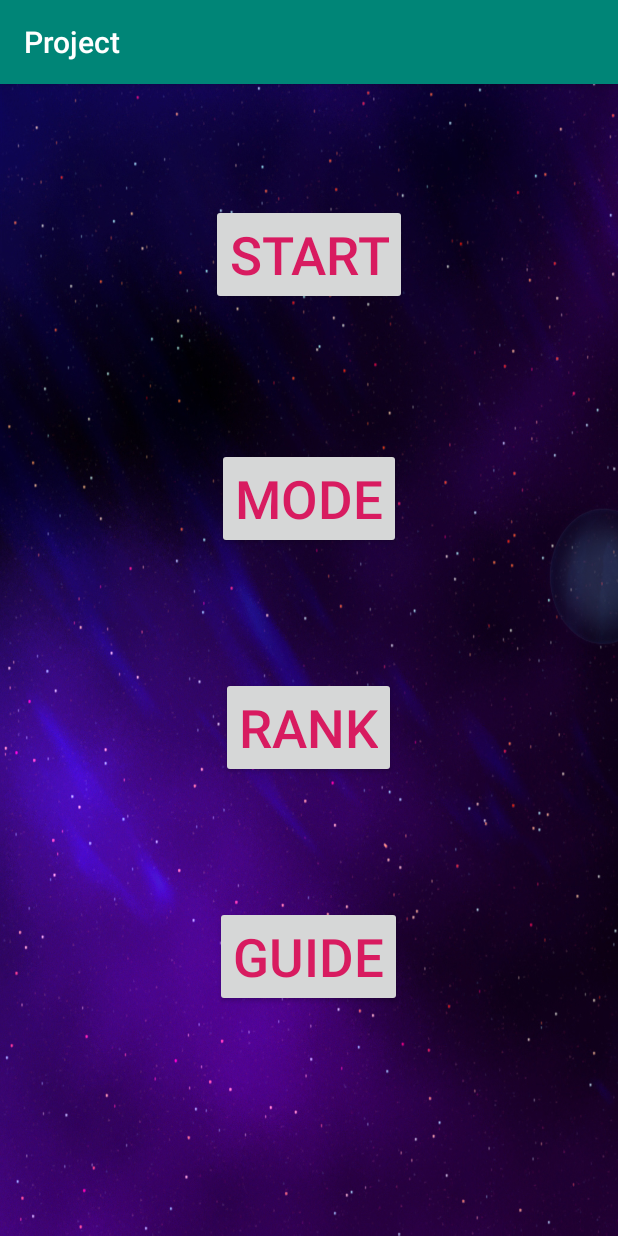
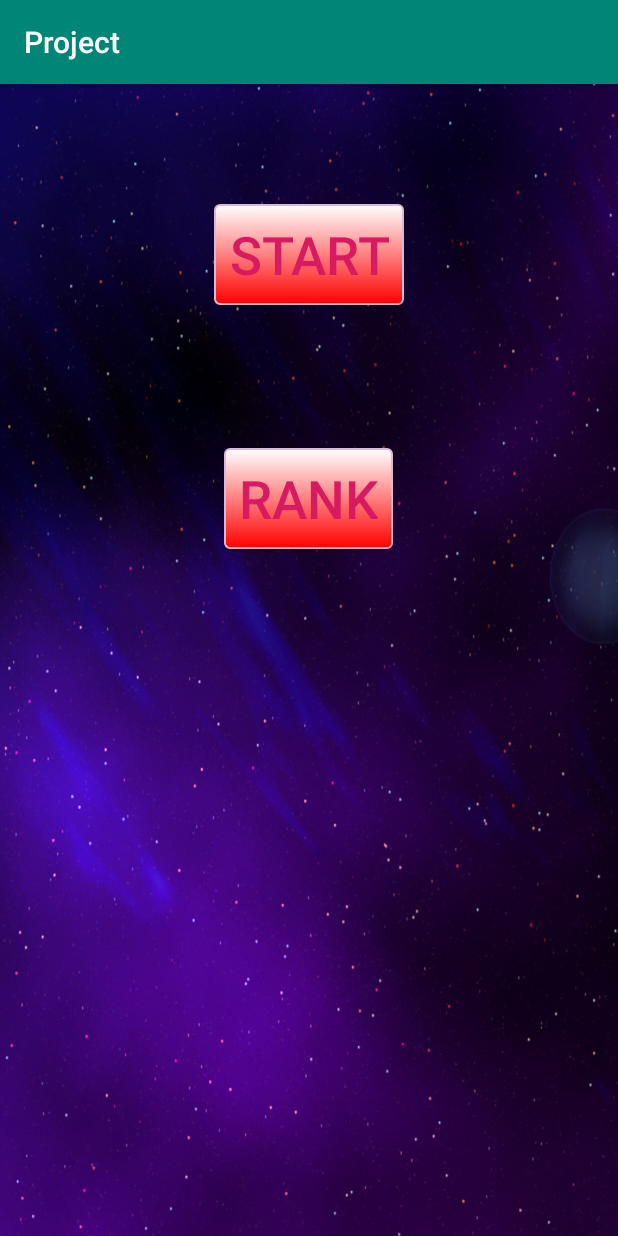
Before and after one commit to nhomltdd2/Project, an Android app: the screen it shows after launch (StartGame), on a phone screen of 412 x 824 dp. Run offline under Robolectric (Android 15) with nearby library versions, the light colour scheme and no system bars.

Commit message:
update source mới nhất

```diff
--- a/app/src/main/java/com/example/project/StartGame.java
+++ b/app/src/main/java/com/example/project/StartGame.java
@@ -9,9 +9,8 @@ import android.widget.Button;
 public class StartGame extends AppCompatActivity {
 
     private Button btnBatDau;
-    private Button btnHuongDan;
     private Button btnXepHang;
-    private Button btnChedo;
+
 
     @Override
     protected void onCreate(Bundle savedInstanceState) {
@@ -19,9 +18,8 @@ public class StartGame extends AppCompatActivity {
         setContentView(R.layout.start);
 
         btnBatDau = (Button) findViewById(R.id.btnBatDau);
-        btnHuongDan = (Button) findViewById(R.id.btnHuongDan);
         btnXepHang = (Button) findViewById(R.id.btnXepHang);
-        btnChedo = (Button) findViewById(R.id.btnChedo);
+
 
         btnBatDau.setOnClickListener(new View.OnClickListener() {
             @Override
--- a/app/src/main/res/layout/activity_main.xml
+++ b/app/src/main/res/layout/activity_main.xml
@@ -96,6 +96,7 @@
     </LinearLayout>
 
     <Button
+        android:background="@drawable/radius"
         android:id="@+id/btnCheck"
         android:layout_width="wrap_content"
         android:layout_height="wrap_content"
@@ -107,6 +108,7 @@
         android:textColor="@color/colorAccent" />
 
     <Button
+        android:background="@drawable/radius"
         android:id="@+id/btnTranfer"
         android:textColor="@color/colorAccent"
         android:layout_width="wrap_content"
--- a/app/src/main/res/layout/layout_inputname.xml
+++ b/app/src/main/res/layout/layout_inputname.xml
@@ -37,6 +37,7 @@
         android:orientation="horizontal">
 
         <Button
+            android:background="@drawable/radius"
             android:id="@+id/btnStart"
             android:layout_width="wrap_content"
             android:layout_height="wrap_content"
--- a/app/src/main/res/layout/layout_point.xml
+++ b/app/src/main/res/layout/layout_point.xml
@@ -11,6 +11,7 @@
     android:background="@drawable/gifbg1">
 
         <TextView
+
             android:layout_width="match_parent"
             android:layout_height="wrap_content"
             android:id="@+id/lblName"
@@ -52,6 +53,7 @@
             android:orientation="horizontal">
 
             <Button
+                android:background="@drawable/radius"
                 android:id="@+id/btnRank"
                 android:layout_width="wrap_content"
                 android:layout_height="wrap_content"
--- a/app/src/main/res/layout/start.xml
+++ b/app/src/main/res/layout/start.xml
@@ -15,6 +15,7 @@
         android:layout_marginTop="80dp"
         android:layout_marginBottom="20dp">
         <Button
+            android:background="@drawable/radius"
             android:id="@+id/btnBatDau"
             android:layout_width="wrap_content"
             android:layout_height="wrap_content"
@@ -26,23 +27,6 @@
     </LinearLayout>
 
 
-    <LinearLayout
-        android:layout_width="wrap_content"
-        android:layout_height="wrap_content"
-        android:layout_gravity="center"
-        android:layout_marginTop="60dp"
-        android:layout_marginBottom="10dp">
-        <Button
-            android:id="@+id/btnChedo"
-            android:layout_width="wrap_content"
-            android:layout_height="wrap_content"
-            android:text="Mode"
-            android:textSize="35dp"
-            android:layout_marginBottom="15dp"
-            android:textColor="@color/colorAccent"
-            />
-    </LinearLayout>
-
 
     <LinearLayout
         android:layout_width="wrap_content"
@@ -51,6 +35,7 @@
         android:layout_marginTop="60dp"
         android:layout_marginBottom="10dp">
         <Button
+            android:background="@drawable/radius"
             android:id="@+id/btnXepHang"
             android:layout_width="wrap_content"
             android:layout_height="wrap_content"
@@ -61,21 +46,6 @@
             />
     </LinearLayout>
 
-    <LinearLayout
-        android:layout_width="wrap_content"
-        android:layout_height="wrap_content"
-        android:layout_gravity="center"
-        android:layout_marginTop="60dp"
-        android:layout_marginBottom="10dp">
-        <Button
-            android:id="@+id/btnHuongDan"
-            android:layout_width="wrap_content"
-            android:layout_height="wrap_content"
-            android:text="Guide"
-            android:textSize="35dp"
-            android:layout_marginBottom="15dp"
-            android:textColor="@color/colorAccent"
-            />
-    </LinearLayout>
+
 
 </LinearLayout >
--- a/build.gradle
+++ b/build.gradle
@@ -1,13 +1,14 @@
 // Top-level build file where you can add configuration options common to all sub-projects/modules.
 
 buildscript {
+
     repositories {
         google()
         jcenter()
-
     }
     dependencies {
-        classpath 'com.android.tools.build:gradle:3.3.2'
+        classpath 'com.android.tools.build:gradle:3.1.4'
+
 
         // NOTE: Do not place your application dependencies here; they belong
         // in the individual module build.gradle files
@@ -18,7 +19,6 @@ allprojects {
     repositories {
         google()
         jcenter()
-
     }
 }
 
```
Also changed, not shown: app/build.gradle (+4 -4 lines), app/src/main/java/com/example/project/DataModel.java (+17 -1 lines), app/src/main/java/com/example/project/RankActivity.java (+33 -10 lines), app/src/main/java/com/example/project/data/DBManager.java (+61 -2 lines), app/src/main/res/layout/layout_rank.xml (+23 -2 lines), gradle.properties (line endings or trailing spaces), gradle/wrapper/gradle-wrapper.properties, 5 other files.
